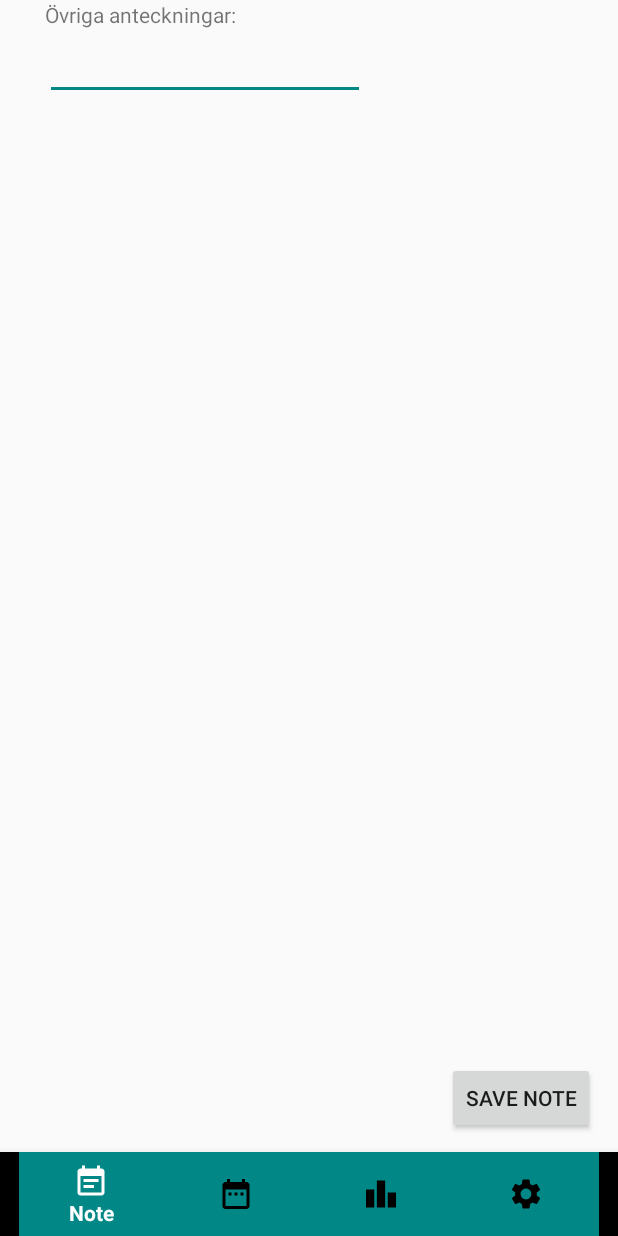
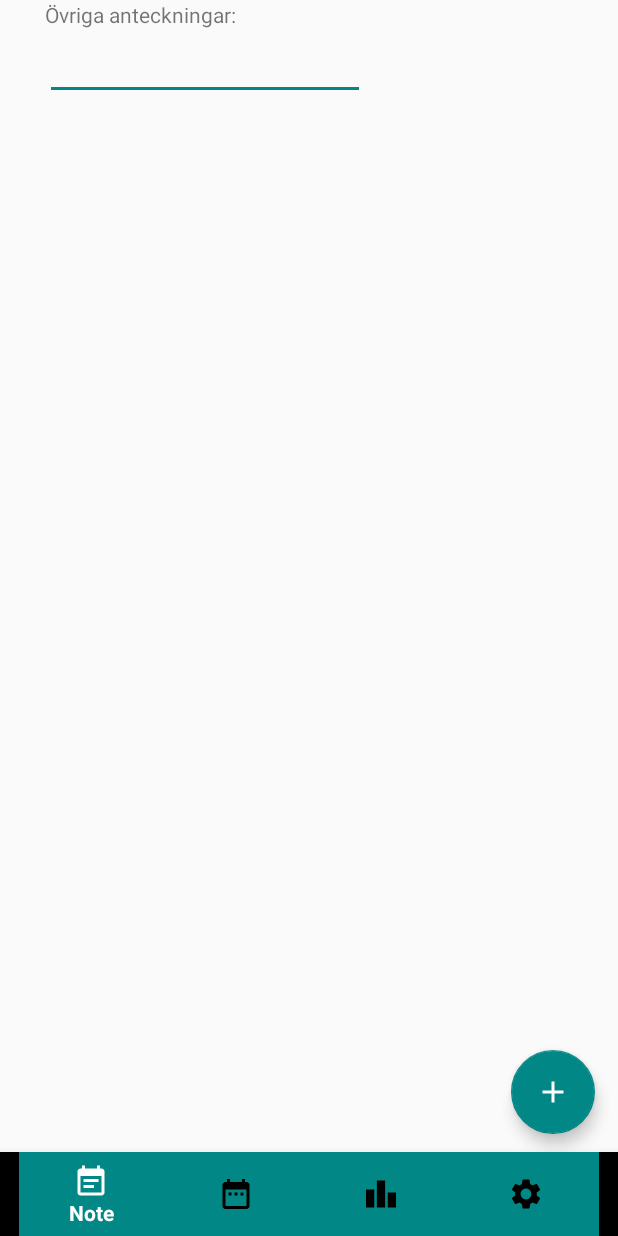
Before and after one commit to angelicaengstrom/ig028g-statti, an Android app: the Add screen opened directly, with no data from a screen before it, on a phone screen of 412 x 824 dp. Run offline under Robolectric (Android 15) with nearby library versions, the phone set to English and light mode, and no system bars; our stand-ins replace Firebase (no records; nobody signed in at launch, a user with empty details on screens opened directly), navigation-ui; 2 statements that could not run were skipped.

Commit message:
Update activity_add.xml

```diff
--- a/MyApplication3/app/src/main/res/layout/activity_add.xml
+++ b/MyApplication3/app/src/main/res/layout/activity_add.xml
@@ -40,8 +40,9 @@
         android:layout_marginLeft="30dp"
         android:text="Övriga anteckningar:" />
 
-    <Button
+    <com.google.android.material.floatingactionbutton.FloatingActionButton
         android:id="@+id/saveNoteBtn"
+        style="@style/Widget.AppCompat.Button.Borderless.Colored"
         android:layout_width="wrap_content"
         android:layout_height="wrap_content"
         android:layout_alignParentEnd="true"
@@ -50,7 +51,8 @@
         android:layout_marginEnd="15dp"
         android:layout_marginRight="15dp"
         android:layout_marginBottom="68dp"
-        android:text="Save note" />
+        android:textSize="20dp"
+        app:srcCompat="@drawable/ic_baseline_add_24"/>
 
     <!--
 
```
